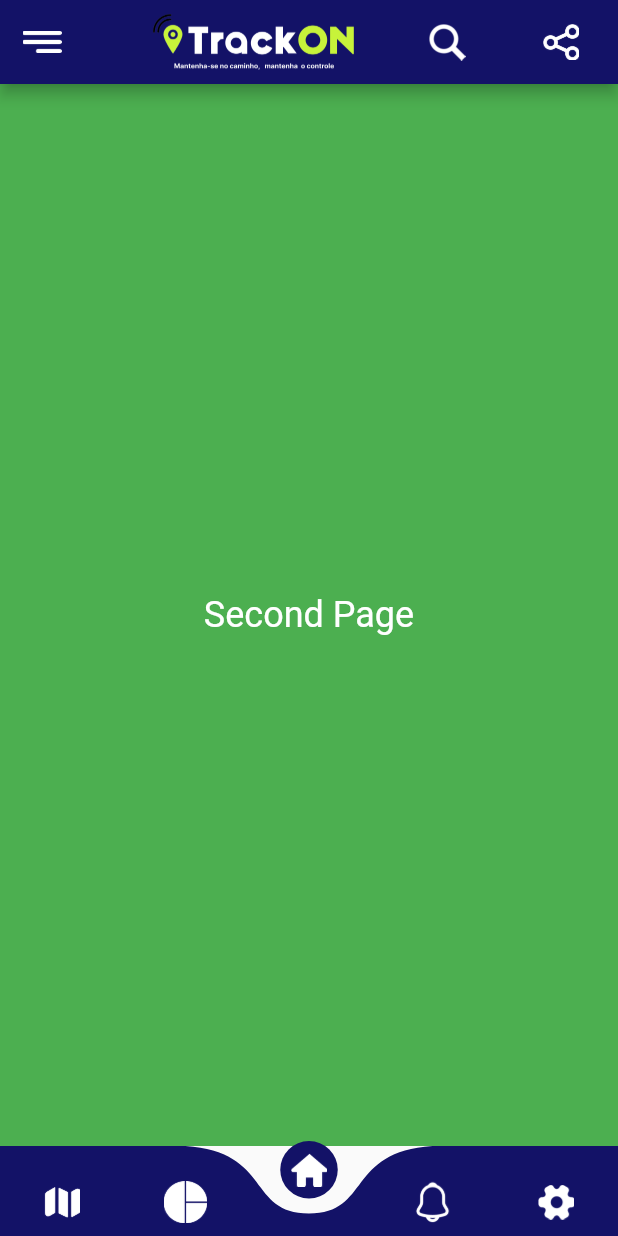
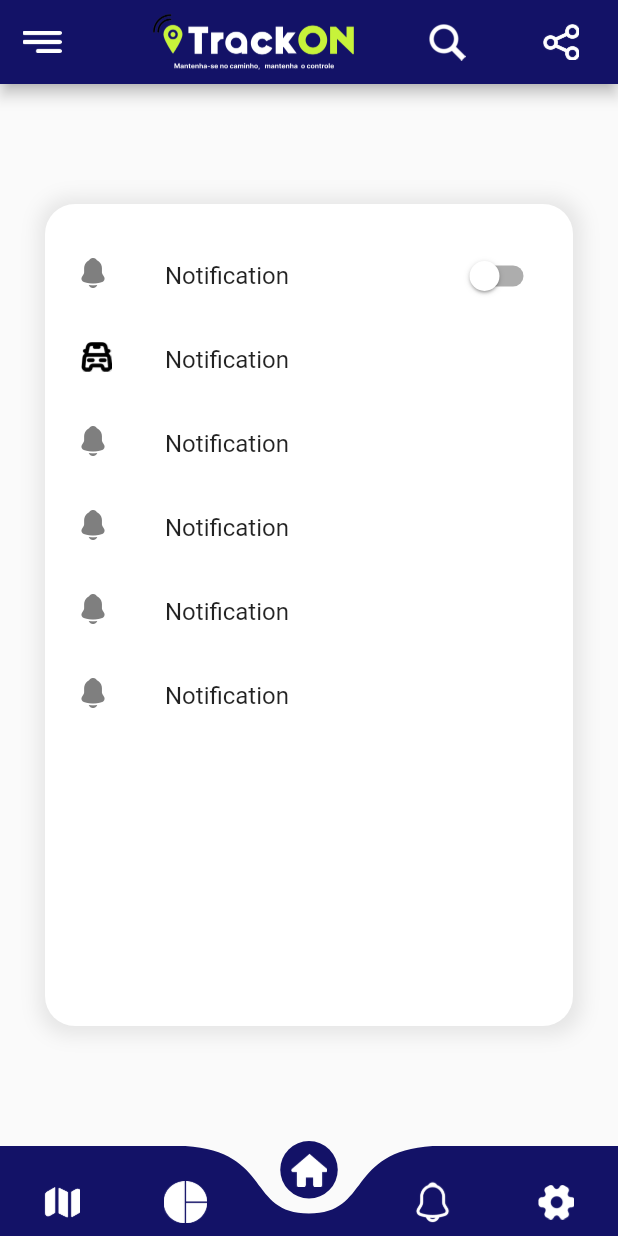
Before and after one commit to mtayyabpro/trackon, a Flutter app: the screen it shows after launch, after a tap on "Login", on a phone screen of 412 x 824 dp. Run offline on Flutter 3.47's test engine with Material 2 defaults, Android fonts, the phone set to English and light mode, and no system bars; drawn by our look-alikes of curved_navigation_bar; our stand-ins replace flutter_vector_icons, font_awesome_flutter.

Commit message:
update 05.06.23

```diff
--- a/lib/screens/track_record.dart
+++ b/lib/screens/track_record.dart
@@ -1,3 +1,4 @@
+import 'package:flutter/cupertino.dart';
 import 'package:flutter/material.dart';
 
 class FirstPage extends StatelessWidget {
@@ -430,13 +431,78 @@ class SecondPage extends StatelessWidget {
 class thirdPage extends StatelessWidget {
   @override
   Widget build(BuildContext context) {
-    return Container(
-      color: Colors.green,
-      child: Center(
-        child: Text(
-          'Second Page',
-          style: TextStyle(fontSize: 24, color: Colors.white),
+    return Padding(
+      padding: const EdgeInsets.only(right: 30.0,left: 30.0,top: 80.0,bottom: 80.0),
+      child: Container(
+        decoration: BoxDecoration(
+          color: Colors.white,
+          borderRadius: BorderRadius.circular(20),
+          boxShadow: [
+            BoxShadow(
+              color: Color(0xffe5e5e5),
+              blurRadius: 10,
+              offset: Offset(1,1),
+              spreadRadius: 5
+
+            )
+          ]
+
         ),
+        child: Column(
+          children: [
+            Padding(
+              padding: const EdgeInsets.only(right: 4.0,left: 8.0,top: 20.0),
+              child: ListTile(
+                leading: Image.asset("assets/icons/notificationIcon.png",scale: 3,),
+                title: Text("Notification"),
+                trailing: SwitchScreen(),
+              ),
+            ),
+            Padding(
+              padding: const EdgeInsets.only(left: 8.0),
+              child: ListTile(
+                leading: Image.asset("assets/icons/vehicle.png",scale: 3,),
+                title: Text("Notification"),
+
+              ),
+            ),
+            Padding(
+              padding: const EdgeInsets.only(left: 8.0),
+              child: ListTile(
+                leading: Image.asset("assets/icons/notificationIcon.png",scale: 3,),
+                title: Text("Notification"),
+
+              ),
+            ),
+            Padding(
+              padding: const EdgeInsets.only(left: 8.0),
+              child: ListTile(
+                leading: Image.asset("assets/icons/notificationIcon.png",scale: 3,),
+                title: Text("Notification"),
+
+              ),
+            ),
+            Padding(
+              padding: const EdgeInsets.only(left: 8.0),
+              child: ListTile(
+                leading: Image.asset("assets/icons/notificationIcon.png",scale: 3,),
+                title: Text("Notification"),
+
+              ),
+            ),
+            Padding(
+              padding: const EdgeInsets.only(left: 8.0),
+              child: ListTile(
+                leading: Image.asset("assets/icons/notificationIcon.png",scale: 3,),
+                title: Text("Notification"),
+
+              ),
+            ),
+
+          ],
+        ),
+
+
       ),
     );
   }
@@ -469,3 +535,51 @@ class fifthPage extends StatelessWidget {
     );
   }
 }
+class SwitchScreen extends StatefulWidget {
+  @override
+  SwitchClass createState() => new SwitchClass();
+}
+
+class SwitchClass extends State {
+  bool isSwitched = false;
+  var textValue = 'Switch is OFF';
+
+  void toggleSwitch(bool value) {
+
+    if(isSwitched == false)
+    {
+      setState(() {
+        isSwitched = true;
+        textValue = 'Switch Button is ON';
+      });
+      print('Switch Button is ON');
+    }
+    else
+    {
+      setState(() {
+        isSwitched = false;
+        //textValue = 'Switch Button is OFF';
+      });
+      // print('Switch Button is OFF');
+    }
+  }
+  @override
+  Widget build(BuildContext context) {
+    return Column(
+        mainAxisAlignment: MainAxisAlignment.center,
+        children:[ Transform.scale(
+            scale: 1,
+            child: Switch(
+              onChanged: toggleSwitch,
+              value: isSwitched,
+              activeColor: Colors.white,
+              activeTrackColor: Color(0xff39c715),
+              inactiveThumbColor: Colors.white,
+
+              //inactiveTrackColor: Color(0xff39c715),
+            )
+        ),
+          //Text('$textValue', style: TextStyle(fontSize: 20),)
+        ]);
+  }
+}
--- a/pubspec.yaml
+++ b/pubspec.yaml
@@ -95,6 +95,7 @@ flutter:
     - assets/icons/filter.png
     - assets/icons/notificationIcon.png
     - assets/icons/Polygon 1.png
+    - assets/icons/vehicle.png
 
 
   # An image asset can refer to one or more resolution-specific "variants", see
```
Also changed, not shown: assets/icons/vehicle.png (added).
